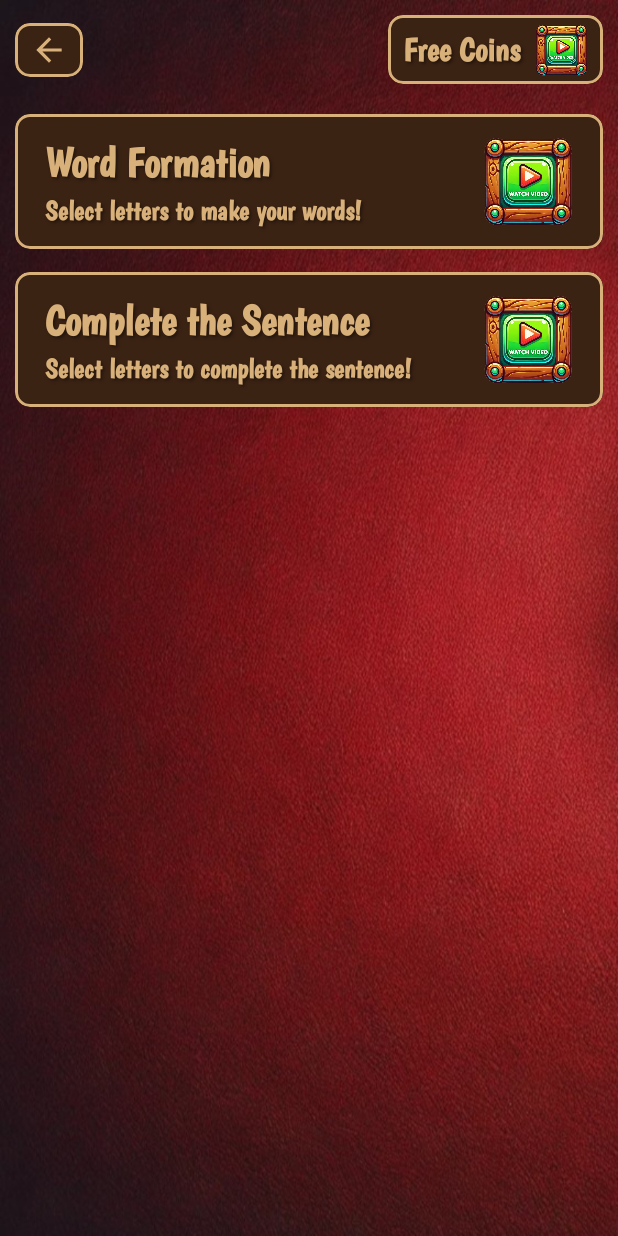
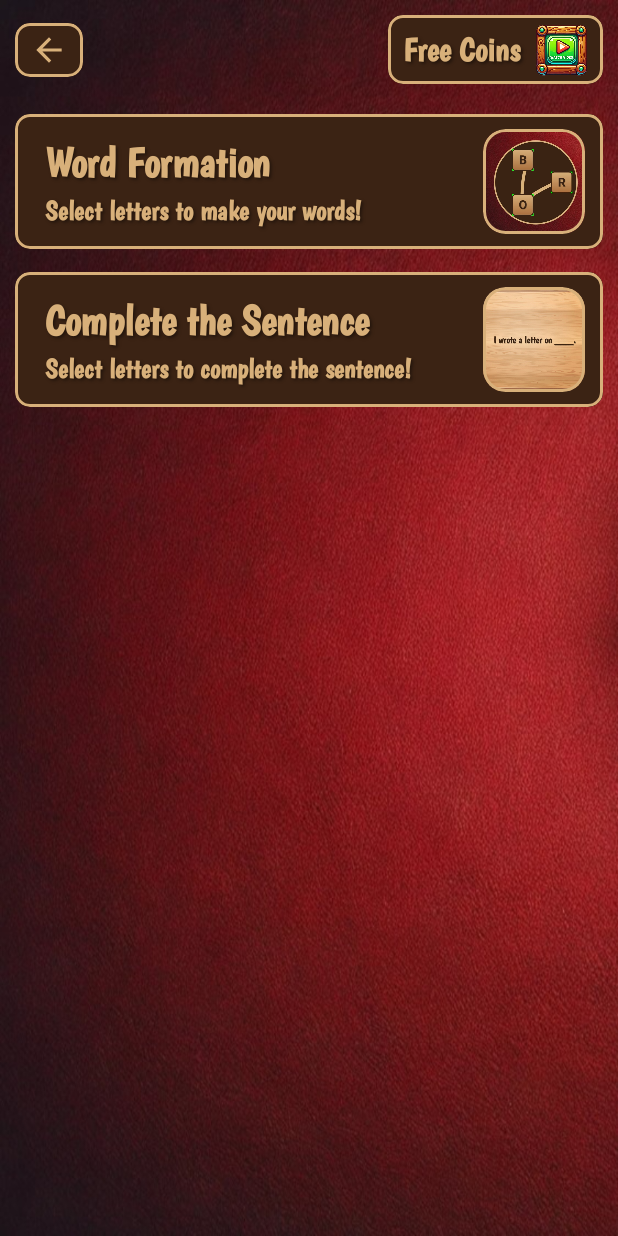
Before and after one commit to pratikAD-2003/WordMaze, an Android app built with Jetpack Compose: the select_mode_scr screen opened through its navigation route, on a phone screen of 412 x 824 dp. Run offline under Robolectric (Android 15) with nearby library versions, the phone set to English and light mode, and no system bars; our stand-ins replace AdMob; 1 statement that could not run was skipped.

Commit message:
ads_id_changes

```diff
--- a/app/src/main/java/com/pycreations/wordgame/databse/AdsServices.kt
+++ b/app/src/main/java/com/pycreations/wordgame/databse/AdsServices.kt
@@ -23,7 +23,8 @@ object AdsServices {
 
         RewardedAd.load(
             context,
-            "ca-app-pub-3940256099942544/5224354917",
+//            "ca-app-pub-3940256099942544/5224354917",
+            "ca-app-pub-3157695521448930/6786819488",
             adRequest,
             object : RewardedAdLoadCallback() {
                 override fun onAdFailedToLoad(adError: LoadAdError) {
@@ -87,7 +88,7 @@ object AdsServices {
             factory = { ctx ->
                 AdView(ctx).apply {
                     setAdSize(AdSize.BANNER)
-                    adUnitId = "ca-app-pub-3940256099942544/9214589741"
+                    adUnitId = "ca-app-pub-3157695521448930/6111197912"
                     loadAd(AdRequest.Builder().build())
                 }
             },
--- a/app/src/main/java/com/pycreations/wordgame/presentation/SelectModelScr.kt
+++ b/app/src/main/java/com/pycreations/wordgame/presentation/SelectModelScr.kt
@@ -210,11 +210,11 @@ fun SelectModeScr(context: Context, navHostController: NavHostController) {
                             )
                         }
                         Image(
-                            painter = painterResource(R.drawable.watch),
+                            painter = painterResource(R.drawable.wf),
                             contentDescription = "watch",
                             modifier = Modifier
                                 .size(70.dp)
-                                .padding(end = 10.dp)
+                                .padding(end = 2.dp).clip(shape = RoundedCornerShape(15.dp)).border(2.dp, color = Color(0xFFD8B07A), shape = RoundedCornerShape(15.dp))
                         )
                     }
                 }
@@ -270,11 +270,11 @@ fun SelectModeScr(context: Context, navHostController: NavHostController) {
                             )
                         }
                         Image(
-                            painter = painterResource(R.drawable.watch),
+                            painter = painterResource(R.drawable.cs),
                             contentDescription = "watch",
                             modifier = Modifier
                                 .size(70.dp)
-                                .padding(end = 10.dp)
+                                .padding(end = 2.dp).clip(shape = RoundedCornerShape(15.dp)).border(2.dp, color = Color(0xFFD8B07A), shape = RoundedCornerShape(15.dp))
                         )
                     }
                 }
```
Also changed, not shown: app/src/main/ic_launcher-playstore.png, app/src/main/res/drawable/cs.jpg (added), app/src/main/res/drawable/wf.jpg (added), app/src/main/res/mipmap-hdpi/ic_launcher.webp, app/src/main/res/mipmap-hdpi/ic_launcher_foreground.webp, app/src/main/res/mipmap-hdpi/ic_launcher_round.webp, app/src/main/res/mipmap-mdpi/ic_launcher.webp, app/src/main/res/mipmap-mdpi/ic_launcher_foreground.webp, app/src/main/res/mipmap-mdpi/ic_launcher_round.webp, app/src/main/res/mipmap-xhdpi/ic_launcher.webp, app/src/main/res/mipmap-xhdpi/ic_launcher_foreground.webp, app/src/main/res/mipmap-xhdpi/ic_launcher_round.webp, app/src/main/res/mipmap-xxhdpi/ic_launcher.webp, app/src/main/res/mipmap-xxhdpi/ic_launcher_foreground.webp, 4 more files.
